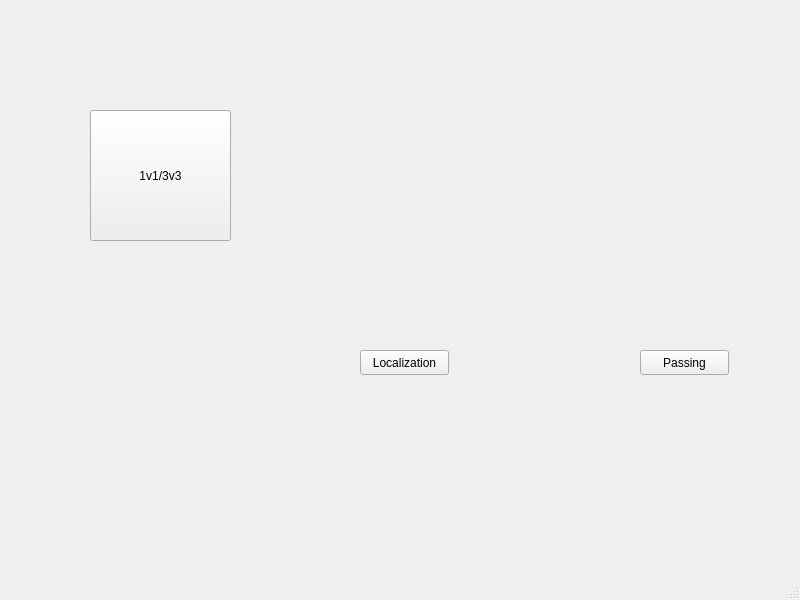
Old version of the form src/nubot/nubot_coach/src/mainwindow.ui in the repository hawking-npu/coach_ws.
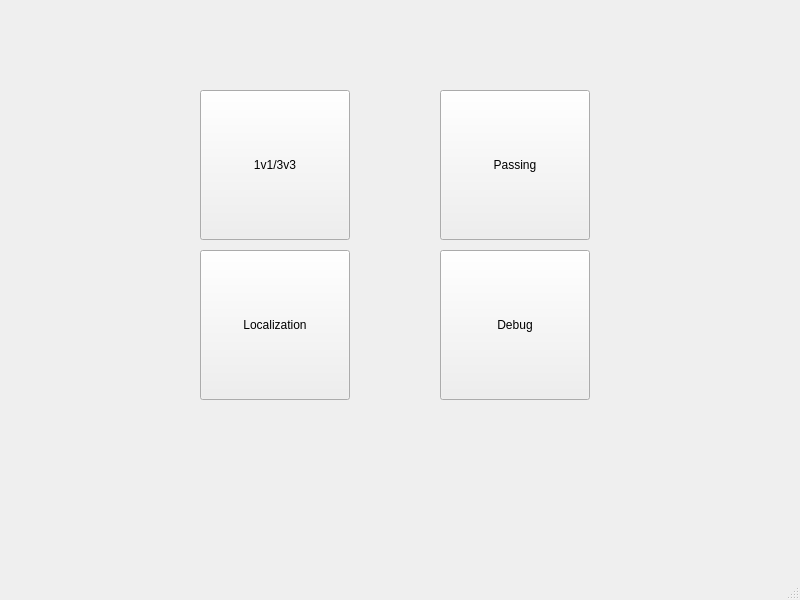
New version of the form.

The edit to the form file:
```diff
--- a/src/nubot/nubot_coach/src/mainwindow.ui
+++ b/src/nubot/nubot_coach/src/mainwindow.ui
@@ -17,10 +17,10 @@
    <widget class="QPushButton" name="soccer">
     <property name="geometry">
      <rect>
-      <x>90</x>
-      <y>110</y>
-      <width>141</width>
-      <height>131</height>
+      <x>200</x>
+      <y>90</y>
+      <width>150</width>
+      <height>150</height>
      </rect>
     </property>
     <property name="text">
@@ -28,12 +28,15 @@
     </property>
    </widget>
    <widget class="QPushButton" name="pushButton_3">
+    <property name="enabled">
+     <bool>true</bool>
+    </property>
     <property name="geometry">
      <rect>
-      <x>360</x>
-      <y>350</y>
-      <width>89</width>
-      <height>25</height>
+      <x>200</x>
+      <y>250</y>
+      <width>150</width>
+      <height>150</height>
      </rect>
     </property>
     <property name="text">
@@ -43,16 +46,29 @@
    <widget class="QPushButton" name="pushButton_4">
     <property name="geometry">
      <rect>
-      <x>640</x>
-      <y>350</y>
-      <width>89</width>
-      <height>25</height>
+      <x>440</x>
+      <y>90</y>
+      <width>150</width>
+      <height>150</height>
      </rect>
     </property>
     <property name="text">
      <string>Passing</string>
     </property>
    </widget>
+   <widget class="QPushButton" name="debug">
+    <property name="geometry">
+     <rect>
+      <x>440</x>
+      <y>250</y>
+      <width>150</width>
+      <height>150</height>
+     </rect>
+    </property>
+    <property name="text">
+     <string>Debug</string>
+    </property>
+   </widget>
   </widget>
   <widget class="QMenuBar" name="menubar">
    <property name="geometry">
```
